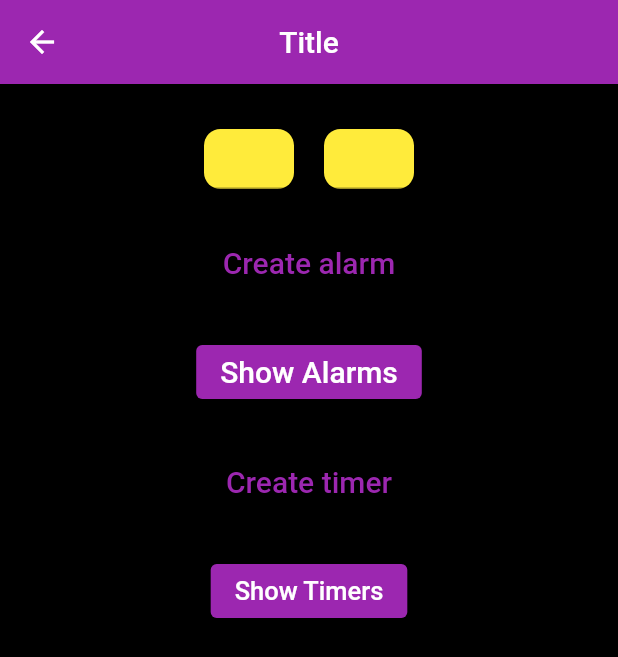
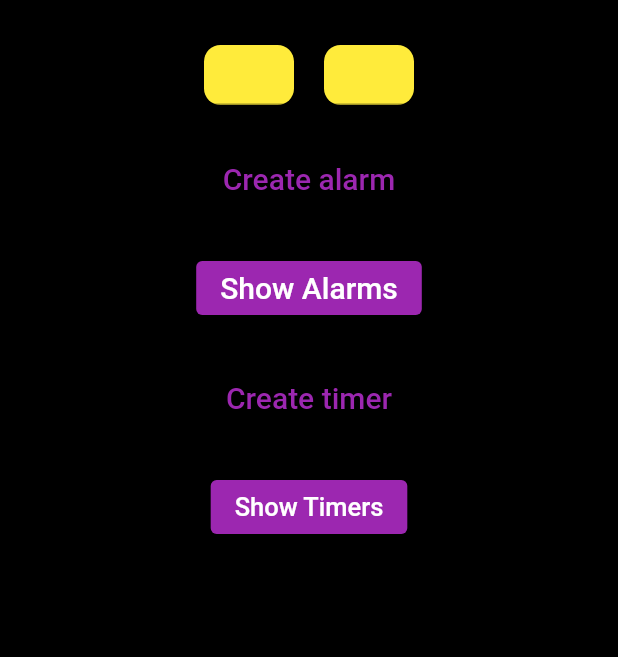
Before and after one commit to abhi-vachani/ToDoZzzz, a Flutter app: the AlarmPage screen opened directly, on a phone screen of 412 x 824 dp. Shown: the top 657 px of the screen. Run offline on Flutter 3.47's test engine with Material 2 defaults, Android fonts, the phone set to English and light mode, and no system bars; missing offline and left inert: flutter_alarm_clock.

Commit message:
account and alarm title

```diff
--- a/lib/screens/Account.dart
+++ b/lib/screens/Account.dart
@@ -51,7 +51,7 @@ class AccountPage extends StatelessWidget {
                     ),
                     Padding(
                       padding: EdgeInsets.all(8),
-                      child: Text("Name: Zark Markerberg\nBio:\nProductivity Goals:",
+                      child: Text("Name: Zark Markerberg\nBio: Meta Founder\nProductivity Goals: Building the Metaverse",
                           style: TextStyle(
                           fontSize: 16,
                           color: Colors.black,
--- a/lib/screens/Alarm.dart
+++ b/lib/screens/Alarm.dart
@@ -14,10 +14,7 @@ class AlarmPage extends StatelessWidget {
   @override
   Widget build(BuildContext context) {
     return Scaffold(
-    appBar: AppBar(
-      title: const Text('Title'),
-      centerTitle: true,
-    ),
+
     body: Center(
       child: Column(children: <Widget>[
       const SizedBox(height: 30),
```
